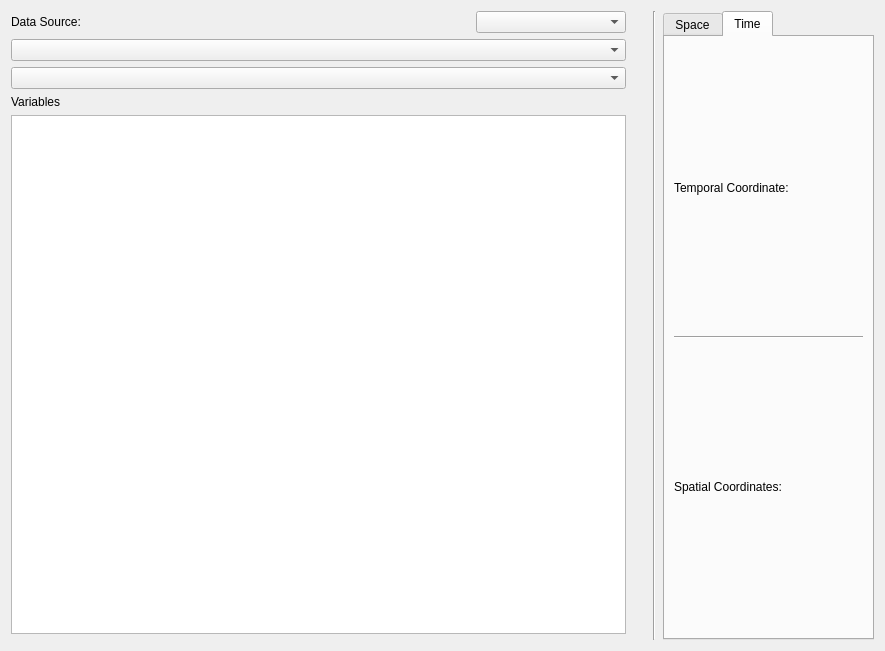
Qt form apps/vaporgui/plotWindow.ui (StasJ/vapor-formatted) before a commit.
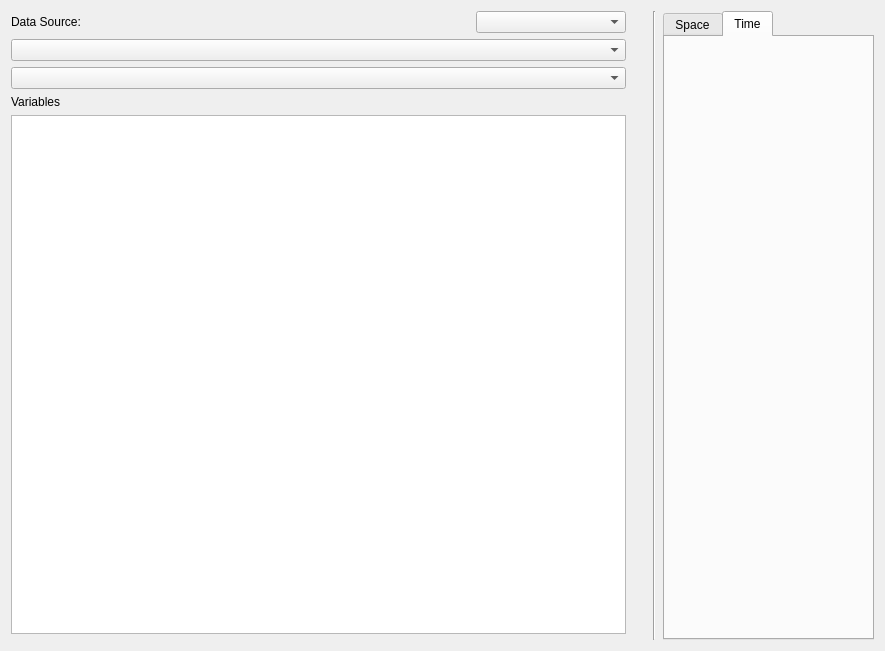
The same form after that commit. The open tabs and pages were chosen to show the change. Custom widgets are drawn as their Qt base class.

What changed in the file:
```diff
--- a/apps/vaporgui/plotWindow.ui
+++ b/apps/vaporgui/plotWindow.ui
@@ -205,31 +205,7 @@
         </attribute>
         <layout class="QVBoxLayout" name="verticalLayout_4">
          <item>
-          <widget class="QLabel" name="label_40">
-           <property name="sizePolicy">
-            <sizepolicy hsizetype="Preferred" vsizetype="Preferred">
-             <horstretch>0</horstretch>
-             <verstretch>0</verstretch>
-            </sizepolicy>
-           </property>
-           <property name="text">
-            <string>Temporal Coordinate:</string>
-           </property>
-          </widget>
-         </item>
-         <item>
-          <widget class="Line" name="line_4">
-           <property name="orientation">
-            <enum>Qt::Horizontal</enum>
-           </property>
-          </widget>
-         </item>
-         <item>
-          <widget class="QLabel" name="label_72">
-           <property name="text">
-            <string>Spatial Coordinates:</string>
-           </property>
-          </widget>
+          <widget class="QSinglePoint" name="widget" native="true"/>
          </item>
         </layout>
        </widget>
@@ -240,6 +216,12 @@
   </layout>
  </widget>
  <customwidgets>
+  <customwidget>
+   <class>QSinglePoint</class>
+   <extends>QWidget</extends>
+   <header location="global">qsinglepoint.h</header>
+   <container>1</container>
+  </customwidget>
   <customwidget>
    <class>GeometryWidget</class>
    <extends>QWidget</extends>
```
Left out of the diff: 2 changed lines with no effect on the pictures.
